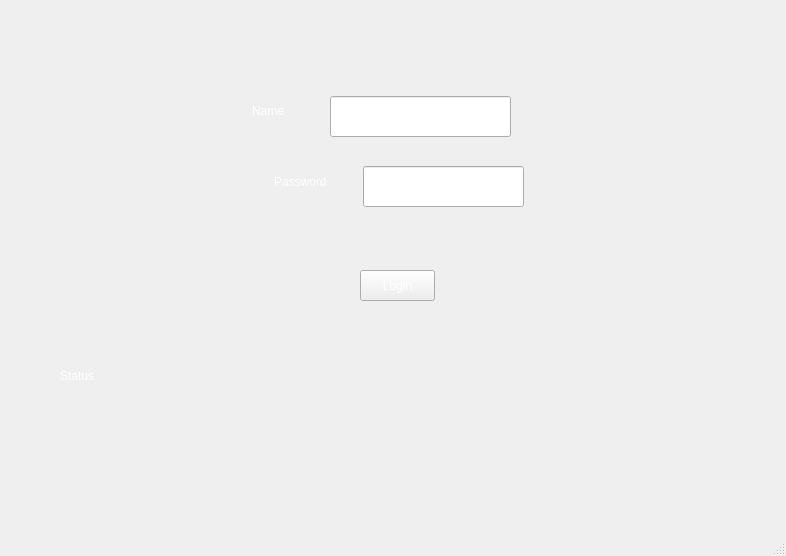
Before: the Qt Designer form login.ui in BG-Emmanuel/BILLUX-application, drawn with Qt 5.
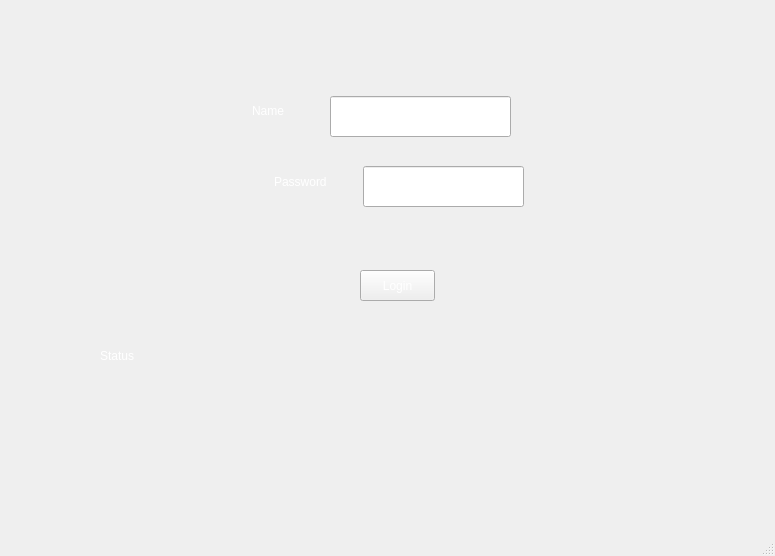
After: the same form once the commit is applied. Icons and pictures are not drawn.

What changed in the file:
```diff
--- a/login.ui
+++ b/login.ui
@@ -6,7 +6,7 @@
    <rect>
     <x>0</x>
     <y>0</y>
-    <width>786</width>
+    <width>775</width>
     <height>556</height>
    </rect>
   </property>
@@ -20,8 +20,8 @@
    <widget class="QLabel" name="label_3">
     <property name="geometry">
      <rect>
-      <x>60</x>
-      <y>350</y>
+      <x>100</x>
+      <y>330</y>
       <width>71</width>
       <height>51</height>
      </rect>
```
Left out of the diff: 30 changed lines with no effect on the pictures.
